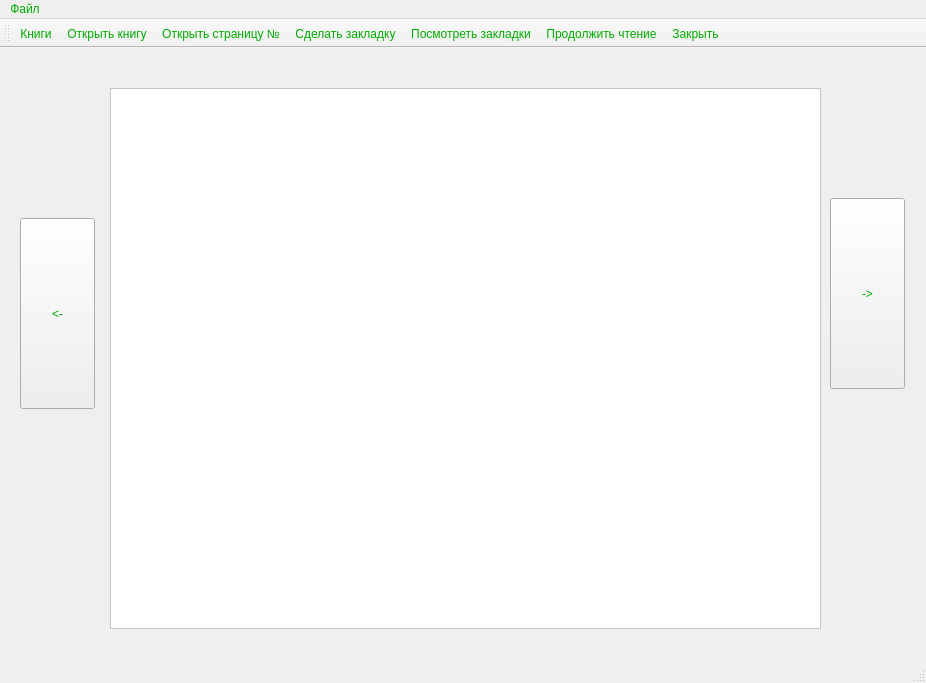
Qt form mainwindow.ui (artempal/reader) before a commit.
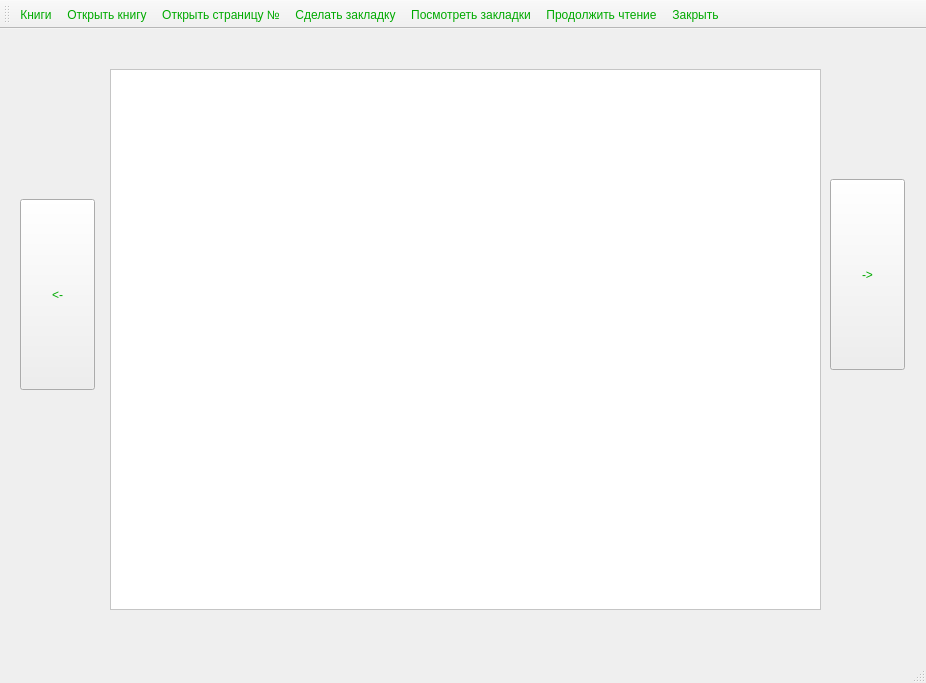
The same form after that commit.

```diff
--- a/mainwindow.ui
+++ b/mainwindow.ui
@@ -32,7 +32,7 @@
     </property>
     <property name="font">
      <font>
-      <family>Viner Hand ITC</family>
+      <family>MS Shell Dlg 2</family>
       <pointsize>10</pointsize>
       <weight>75</weight>
       <italic>true</italic>
@@ -128,23 +128,6 @@
     </layout>
    </widget>
   </widget>
-  <widget class="QMenuBar" name="menuBar">
-   <property name="geometry">
-    <rect>
-     <x>0</x>
-     <y>0</y>
-     <width>926</width>
-     <height>21</height>
-    </rect>
-   </property>
-   <widget class="QMenu" name="menu">
-    <property name="title">
-     <string>Файл</string>
-    </property>
-    <addaction name="open_dir"/>
-   </widget>
-   <addaction name="menu"/>
-  </widget>
   <widget class="QToolBar" name="ToolBar">
    <attribute name="toolBarArea">
     <enum>TopToolBarArea</enum>
```
